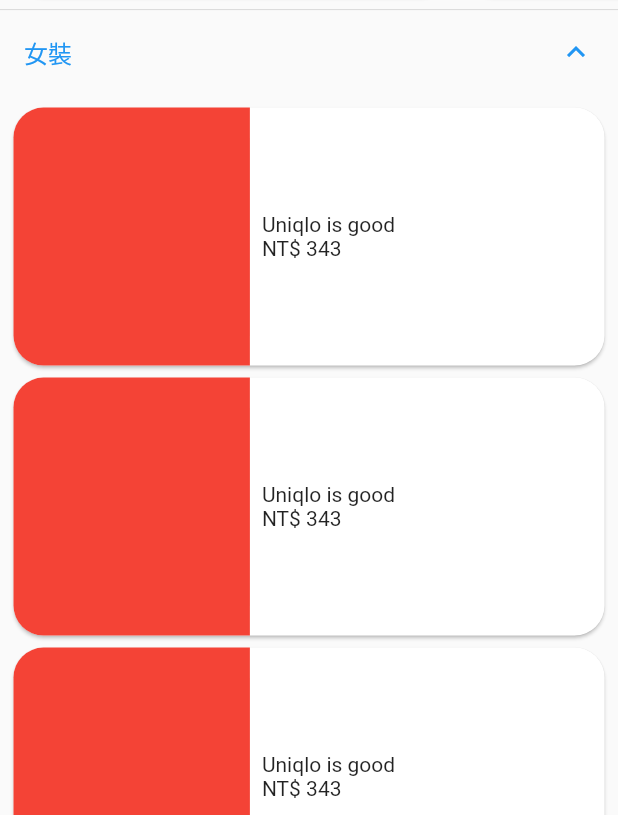
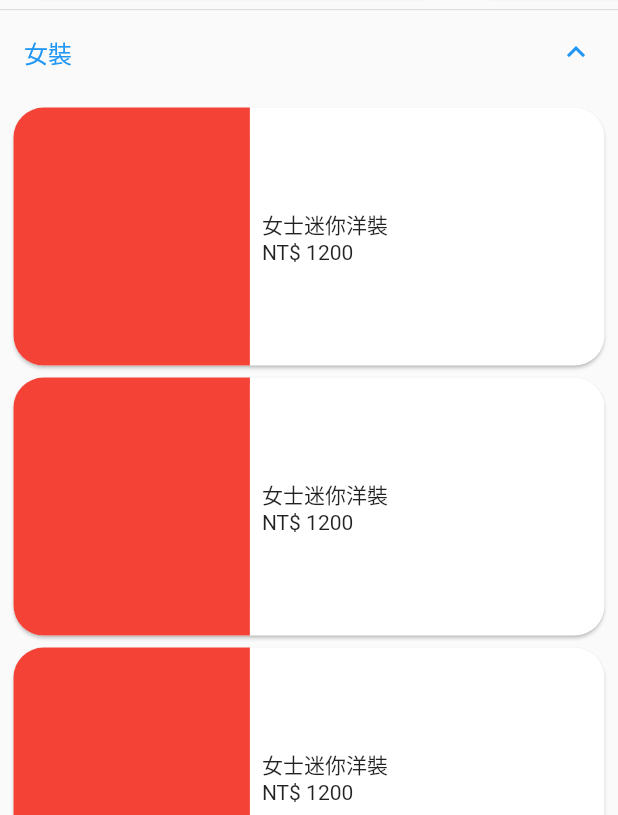
Before and after one commit to mu326345/stylish_flutter, a Flutter app: the screen it shows after launch, after a tap on "女裝", on a phone screen of 412 x 824 dp, the part 421-1236 px from its top. Run offline on Flutter 3.47's test engine with Material 2 defaults, Android fonts, the phone set to English and light mode, and no system bars.

```diff
--- a/lib/home_page.dart
+++ b/lib/home_page.dart
@@ -10,6 +10,82 @@
   bool isSmall(BuildContext context) {
     return MediaQuery.of(context).size.width < 600;
   }
+
+  //假資料
+  final List<Product> products = [
+    Product(
+        title: '男士休閒外套',
+        id: 'men_jacket_001',
+        category: 'Men',
+        stock: {
+          '697723': {'M': 0, 'L': 20},
+          'E36F10': {'M': 5, 'L': 15},
+        },
+        price: '1500'),
+    Product(
+        title: '男士休閒上衣',
+        id: 'men_jacket_002',
+        category: 'Men',
+        stock: {
+          'E36F10': {'M': 10, 'L': 20},
+          'C98E5D': {'M': 5, 'L': 15},
+          '697723': {'M': 0, 'L': 5},
+        },
+        price: '1500'),
+    Product(
+        title: '女士迷你洋裝',
+        id: 'women_dress_003',
+        category: 'Women',
+        stock: {
+          'C98E5D': {'S': 15, 'M': 10},
+        },
+        price: '1200'),
+    Product(
+        title: '女士迷你洋裝',
+        id: 'women_dress_004',
+        category: 'Women',
+        stock: {
+          'C98E5D': {'S': 15, 'M': 10},
+          'E36F10': {'M': 10, 'L': 20},
+          '697723': {'M': 0, 'L': 5},
+        },
+        price: '1200'),
+    Product(
+        title: '女士迷你洋裝',
+        id: 'women_dress_001',
+        category: 'Women',
+        stock: {
+          'C98E5D': {'S': 15, 'M': 10},
+          '697723': {'M': 0, 'L': 5},
+        },
+        price: '1200'),
+    Product(
+        title: '女士迷你洋裝2',
+        id: 'women_dress_002',
+        category: 'Women',
+        stock: {
+          'E36F10': {'S': 15, 'M': 10},
+          '697723': {'S': 5, 'M': 0},
+        },
+        price: '1200'),
+    Product(
+        title: '經典手錶',
+        id: 'watch_001',
+        category: 'Access',
+        stock: {
+          'C98E5D': {'F': 0},
+          'E36F10': {'F': 20},
+        },
+        price: '5000'),
+    Product(
+        title: '經典手錶2',
+        id: 'watch_002',
+        category: 'Access',
+        stock: {
+          'C98E5D': {'F': 50},
+        },
+        price: '5000'),
+  ];
 
   @override
   Widget build(BuildContext context) {
@@ -29,19 +105,19 @@
                     ExpansionTile(
                       title: Text('女裝'),
                       children: <Widget>[
-                        productVertiListView(),
+                        productVertiListView('Women', products),
                       ],
                     ),
                     ExpansionTile(
                       title: Text('男裝'),
                       children: <Widget>[
-                        productVertiListView(),
+                        productVertiListView('Men', products),
                       ],
                     ),
                     ExpansionTile(
                       title: Text('配件'),
                       children: <Widget>[
-                        productVertiListView(),
+                        productVertiListView('Access', products),
                       ],
                     ),
                   ],
@@ -49,9 +125,9 @@
 
               //這是大畫面時的view
               : Row(children: [
-                  Expanded(child: categoryVertiListView('女裝')),
-                  Expanded(child: categoryVertiListView('男裝')),
-                  Expanded(child: categoryVertiListView('配件')),
+                  Expanded(child: categoryVertiListView('Women', products)),
+                  Expanded(child: categoryVertiListView('Men', products)),
+                  Expanded(child: categoryVertiListView('Access', products)),
                 ]),
         )
       ],
@@ -86,8 +162,8 @@
   }
 
 //下方畫面元件區
-  Widget productCard() {
-    return Container(
+  Widget productCard(Product product) {
+    return SizedBox(
       width: 300,
       height: 180,
       child: Card(
@@ -99,7 +175,7 @@
               Expanded(
                   flex: 4,
                   child: Container(
-                    decoration: BoxDecoration(
+                    decoration: const BoxDecoration(
                       color: Colors.red,
                       borderRadius: BorderRadius.only(
                         topLeft: Radius.circular(20),
@@ -114,7 +190,10 @@
                     child: Column(
                       mainAxisAlignment: MainAxisAlignment.center,
                       crossAxisAlignment: CrossAxisAlignment.stretch,
-                      children: [Text('Uniqlo is good'), Text('NT\$ 343')],
+                      children: [
+                        Text(product.title),
+                        Text('NT\$ ${product.price}')
+                      ],
                     ),
                   ))
             ],
@@ -123,19 +202,22 @@
   }
 
 //垂直商品卡片ListView
-  Widget productVertiListView() {
+  Widget productVertiListView(String category, List<Product> products) {
+    var filterProducts =
+        products.where((product) => product.category == category).toList();
+
     return ListView.builder(
       shrinkWrap: true,
-      physics: NeverScrollableScrollPhysics(),
+      physics: const NeverScrollableScrollPhysics(),
       scrollDirection: Axis.vertical,
-      itemCount: 6,
+      itemCount: filterProducts.length,
       itemBuilder: (context, index) => InkWell(
-        child: productCard(),
+        child: productCard(filterProducts[index]),
         onTap: () {
           Navigator.push(
               context,
               MaterialPageRoute(
-                  builder: (context) => const DetailPage(title: 'heyyy')));
+                  builder: (context) => DetailPage(product: filterProducts[index],)));
         },
       ),
       padding: const EdgeInsets.all(5),
@@ -143,20 +225,23 @@
   }
 
 //類別+商品卡ListView
-  Widget categoryVertiListView(String category) {
+  Widget categoryVertiListView(String category, List<Product> products) {
+    var filterProducts = products.where((product) => product.category == category).toList();
+    String categoryText = category == 'Men'? '男裝': category == 'Women'? '女裝': category == 'Access'? '配件': '';
+
     return Column(children: [
-      Text(category),
+      Text(categoryText),
       Expanded(
           child: ListView.builder(
         scrollDirection: Axis.vertical,
-        itemCount: 6,
+        itemCount: filterProducts.length,
         itemBuilder: (context, index) => InkWell(
-          child: productCard(),
+          child: productCard(filterProducts[index]),
           onTap: () {
             Navigator.push(
                 context,
                 MaterialPageRoute(
-                    builder: (context) => const DetailPage(title: ('aaaa'))));
+                    builder: (context) => DetailPage(product: filterProducts[index])));
           },
         ),
         padding: const EdgeInsets.all(5),
@@ -168,12 +253,14 @@
 class Product {
   final String title;
   final String id;
+  final String category;
   final Map<String, Map<String, int>> stock; // 使用 Map 來記錄每種顏色、尺寸的庫存
   final String price;
 
   Product(
       {required this.title,
       required this.id,
+      required this.category,
       required this.stock,
       required this.price});
 }
```
Also changed, not shown: lib/detail_page.dart (+100 -21 lines).
